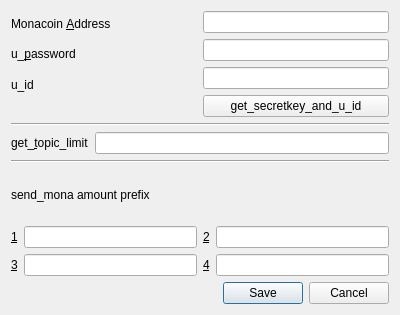
Above: setting_window.ui from ottyajp/mona_chaduke before the change. Below: the same form after it.
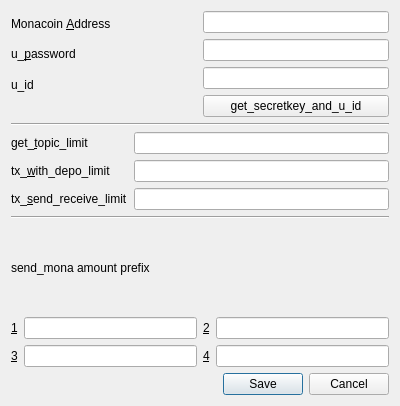
That is the form after the change.

Diff of the .ui file:
```diff
--- a/setting_window.ui
+++ b/setting_window.ui
@@ -7,7 +7,7 @@
     <x>0</x>
     <y>0</y>
     <width>400</width>
-    <height>315</height>
+    <height>406</height>
    </rect>
   </property>
   <property name="windowTitle">
@@ -105,7 +105,7 @@
      <item>
       <layout class="QHBoxLayout" name="horizontalLayout_2">
        <item>
-        <layout class="QVBoxLayout" name="verticalLayout_3">
+        <layout class="QVBoxLayout" name="verticalLayout_4">
          <item>
           <widget class="QLabel" name="label_4">
            <property name="text">
@@ -116,13 +116,39 @@
            </property>
           </widget>
          </item>
+         <item>
+          <widget class="QLabel" name="label_5">
+           <property name="text">
+            <string>tx_&amp;with_depo_limit</string>
+           </property>
+           <property name="buddy">
+            <cstring>tx_with_depo_limit</cstring>
+           </property>
+          </widget>
+         </item>
+         <item>
+          <widget class="QLabel" name="label_11">
+           <property name="text">
+            <string>tx_&amp;send_receive_limit</string>
+           </property>
+           <property name="buddy">
+            <cstring>tx_send_receive_limit</cstring>
+           </property>
+          </widget>
+         </item>
         </layout>
        </item>
        <item>
-        <layout class="QVBoxLayout" name="verticalLayout_4">
+        <layout class="QVBoxLayout" name="verticalLayout_3">
          <item>
           <widget class="QLineEdit" name="get_topic_limit"/>
          </item>
+         <item>
+          <widget class="QLineEdit" name="tx_with_depo_limit"/>
+         </item>
+         <item>
+          <widget class="QLineEdit" name="tx_send_receive_limit"/>
+         </item>
         </layout>
        </item>
       </layout>
@@ -225,9 +251,7 @@
        </item>
       </layout>
      </item>
-    </layout>
-   </item>
-   <item row="1" column="0">
+     <item>
     <widget class="QDialogButtonBox" name="buttonBox">
      <property name="orientation">
       <enum>Qt::Horizontal</enum>
@@ -241,6 +265,8 @@
     </widget>
    </item>
   </layout>
+   </item>
+  </layout>
  </widget>
  <tabstops>
   <tabstop>send_mona_amount_1</tabstop>
```
Left out of the diff: 8 changed lines with no effect on the pictures. Lines whose indentation alone changed are shown as unchanged.
